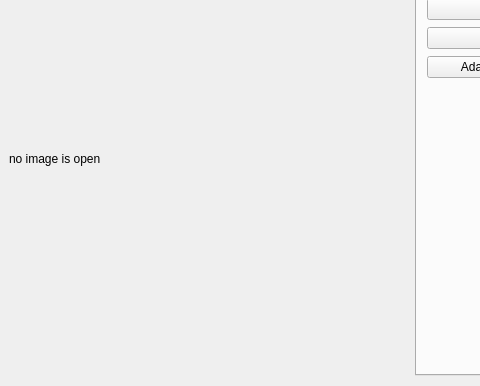
Above: src/View/MainWindow.ui from PepcyCh/simple-image-processer before the change; both pictures show x 0 to 480 and y 104 to 490 of the 629 by 490 pixel window. Below: the same form after it.
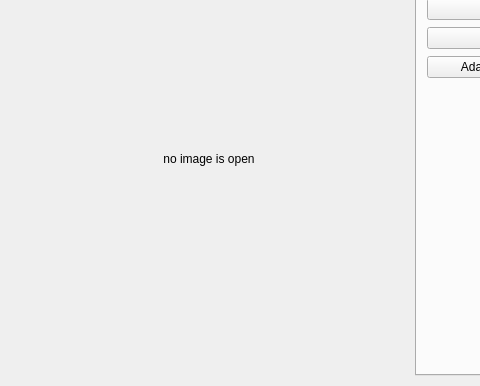
That is the form after the change.

The edit to the form file:
```diff
--- a/src/View/MainWindow.ui
+++ b/src/View/MainWindow.ui
@@ -52,6 +52,9 @@
         <property name="text">
          <string>no image is open</string>
         </property>
+        <property name="alignment">
+         <set>Qt::AlignCenter</set>
+        </property>
        </widget>
       </item>
      </layout>
```
Left out of the diff: 34 changed lines with no effect on the pictures.
